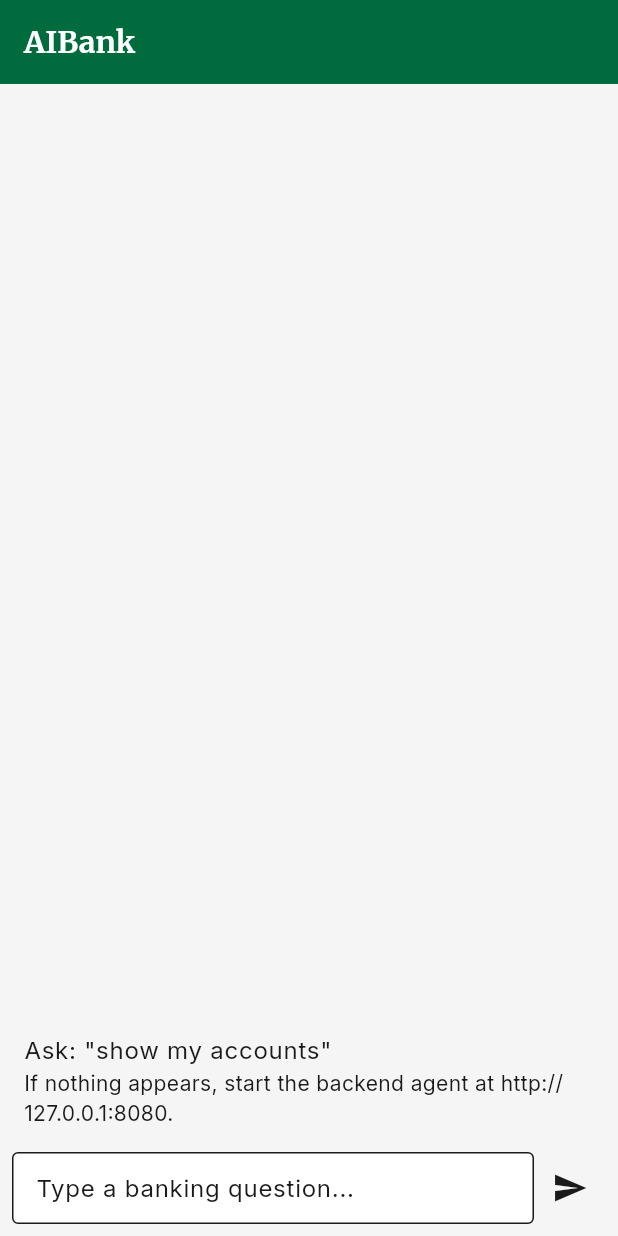
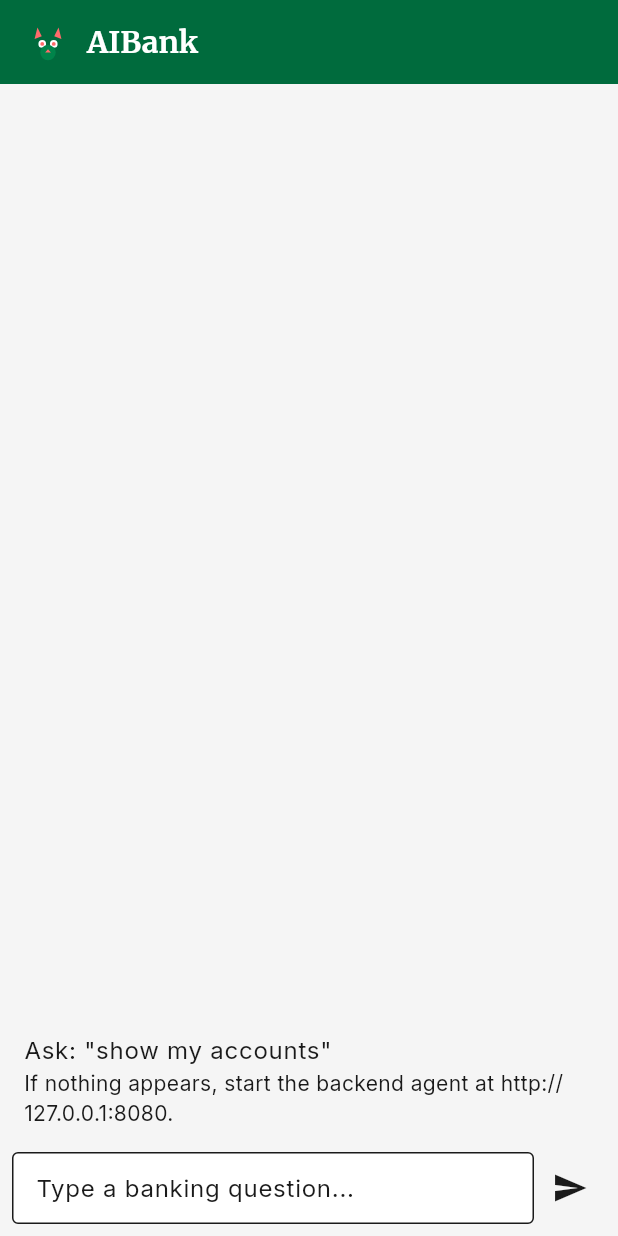
Before and after one commit to richgo/aibank, a Flutter app: the screen it shows after launch, after a tap on the "send" icon, on a phone screen of 412 x 824 dp. Run offline on Flutter 3.47's test engine with Material 3 defaults, Android fonts, the phone set to English and light mode, and no system bars; our stand-ins replace google_fonts; missing offline and left inert: genui, genui_a2ui, json_schema_builder.

Commit message:
feat(chat): Update ChatScreen with logo, callback wiring, and bubble styling
- Added imports for catalog_callbacks and brand_logo
- Wired CatalogCallbacks.onAccountTap in initState/dispose
- Updated AppBar to display BrandLogo with 'AIBank' text
- Styled message bubbles with rounded corners and shadows
  - User messages: light green background, right-aligned
  - AI messages: white background with shadow, left-aligned
- Wrapped GenUI surfaces in ClipRRect with rounded corners
- Added _sendMessage helper method for programmatic message sending
- All chat_screen tests passing

```diff
--- a/app/lib/screens/chat_screen.dart
+++ b/app/lib/screens/chat_screen.dart
@@ -8,6 +8,8 @@ import 'package:http/http.dart' as http;
 import 'package:logging/logging.dart';
 
 import '../catalog/banking_catalog.dart';
+import '../catalog/catalog_callbacks.dart';
+import '../widgets/brand_logo.dart';
 
 class ChatScreen extends StatefulWidget {
   const ChatScreen({
@@ -73,10 +75,15 @@ class _ChatScreenState extends State<ChatScreen> {
         }
       });
     }
+
+    CatalogCallbacks.onAccountTap = (accountName) {
+      _sendMessage('Show transactions for $accountName');
+    };
   }
 
   @override
   void dispose() {
+    CatalogCallbacks.onAccountTap = null;
     _controller.dispose();
     _conversation?.dispose();
     _generator?.dispose();
@@ -88,6 +95,14 @@ class _ChatScreenState extends State<ChatScreen> {
     final text = _controller.text.trim();
     if (text.isEmpty) return;
     _controller.clear();
+    final msg = UserMessage.text(text);
+    setState(() => _messages.insert(0, msg));
+    _conversation?.sendRequest(msg);
+    _fetchFallbackData(text);
+  }
+
+  void _sendMessage(String text) {
+    if (text.isEmpty) return;
     final msg = UserMessage.text(text);
     setState(() => _messages.insert(0, msg));
     _conversation?.sendRequest(msg);
@@ -119,7 +134,16 @@ class _ChatScreenState extends State<ChatScreen> {
   @override
   Widget build(BuildContext context) {
     return Scaffold(
-      appBar: AppBar(title: const Text('AIBank')),
+      appBar: AppBar(
+        title: Row(
+          mainAxisSize: MainAxisSize.min,
+          children: [
+            const BrandLogo(size: 32),
+            const SizedBox(width: 10),
+            Text('AIBank', style: Theme.of(context).appBarTheme.titleTextStyle),
+          ],
+        ),
+      ),
       body: Column(
         children: [
           Expanded(
@@ -131,15 +155,46 @@ class _ChatScreenState extends State<ChatScreen> {
                     title: Text('Ask: "show my accounts"'),
                     subtitle: Text('If nothing appears, start the backend agent at http://127.0.0.1:8080.'),
                   ),
-                ..._messages.map((m) => ListTile(title: Text(switch (m) {
-                  UserMessage(:final parts) => parts.whereType<TextPart>().map((e) => e.text).join('\n'),
-                  AiTextMessage(:final parts) => parts.whereType<TextPart>().map((e) => e.text).join('\n'),
-                  AiUiMessage(:final parts) => parts.whereType<TextPart>().map((e) => e.text).join('\n'),
-                  _ => '',
-                }))),
+                ..._messages.map((m) {
+                  final isUser = m is UserMessage;
+                  final text = switch (m) {
+                    UserMessage(:final parts) => parts.whereType<TextPart>().map((e) => e.text).join('\n'),
+                    AiTextMessage(:final parts) => parts.whereType<TextPart>().map((e) => e.text).join('\n'),
+                    AiUiMessage(:final parts) => parts.whereType<TextPart>().map((e) => e.text).join('\n'),
+                    _ => '',
+                  };
+                  return Padding(
+                    padding: const EdgeInsets.symmetric(horizontal: 16, vertical: 8),
+                    child: Align(
+                      alignment: isUser ? Alignment.centerRight : Alignment.centerLeft,
+                      child: Container(
+                        constraints: BoxConstraints(maxWidth: MediaQuery.of(context).size.width * 0.75),
+                        padding: const EdgeInsets.all(12),
+                        decoration: BoxDecoration(
+                          color: isUser ? const Color(0xFFE8F5E9) : Colors.white,
+                          borderRadius: BorderRadius.circular(16),
+                          boxShadow: isUser ? null : [
+                            const BoxShadow(
+                              color: Colors.black12,
+                              blurRadius: 4,
+                              offset: Offset(0, 2),
+                            ),
+                          ],
+                        ),
+                        child: Text(text),
+                      ),
+                    ),
+                  );
+                }),
                 ..._surfaceIds.map((id) => _processor == null
                     ? const SizedBox.shrink()
-                    : SizedBox(height: 320, child: GenUiSurface(host: _processor!, surfaceId: id))),
+                    : Padding(
+                        padding: const EdgeInsets.symmetric(horizontal: 16, vertical: 8),
+                        child: ClipRRect(
+                          borderRadius: BorderRadius.circular(16),
+                          child: SizedBox(height: 320, child: GenUiSurface(host: _processor!, surfaceId: id)),
+                        ),
+                      )),
               ],
             ),
           ),
```
